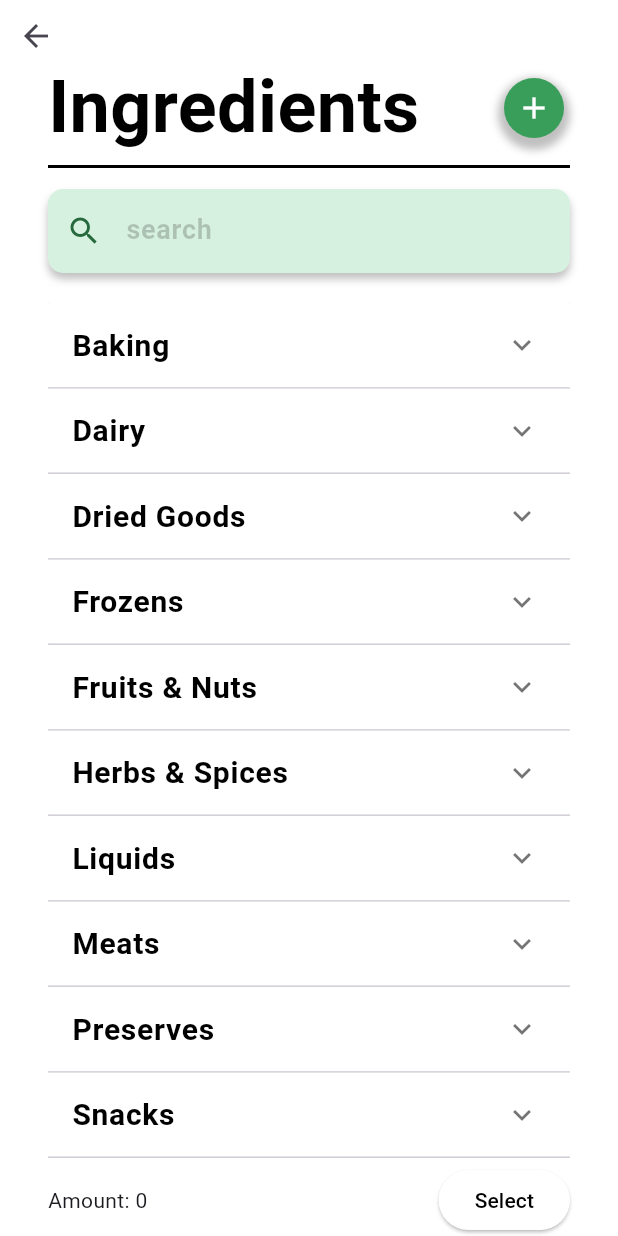
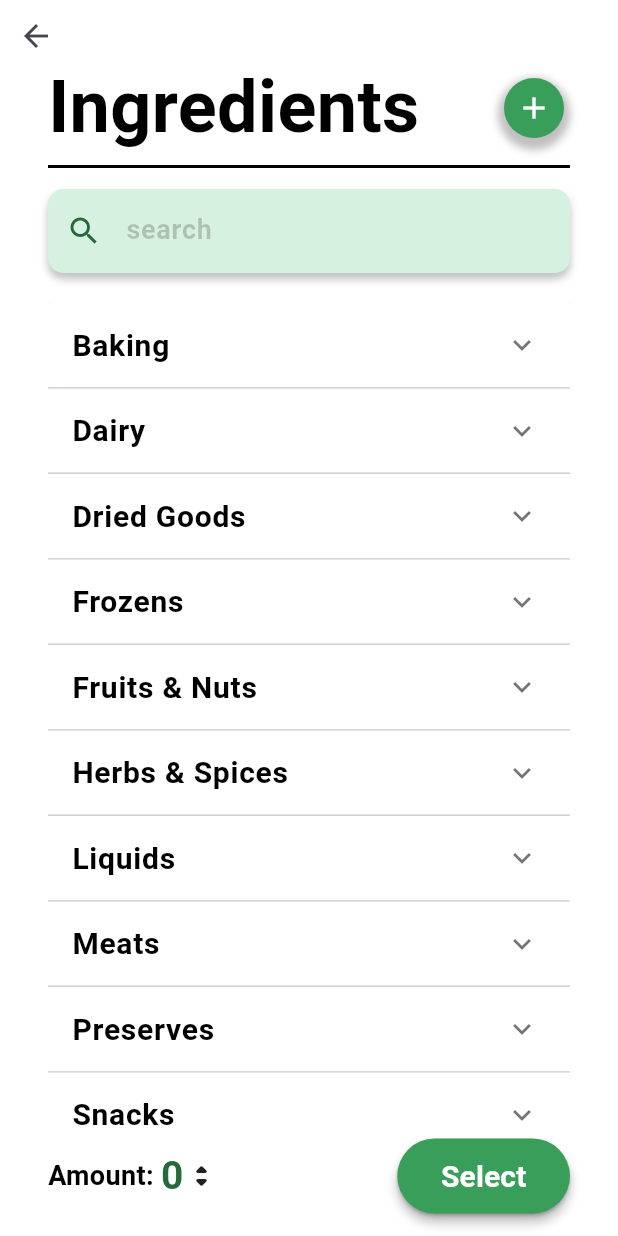
Before and after one commit to Reuben-Shaw/fresh_planner, a Flutter app: the IngredientsPage screen opened directly with empty values, on a phone screen of 412 x 824 dp. Run offline on Flutter 3.47's test engine with Material 3 defaults, Android fonts, the phone set to English and light mode, and no system bars.

Commit message:
More UI Improvements

```diff
--- a/lib/ui/pages/calendar/add_meal_page.dart
+++ b/lib/ui/pages/calendar/add_meal_page.dart
@@ -188,7 +188,9 @@ class _AddMealPageState extends State<AddMealPage> {
                             ],
                           ),
                           SizedBox(height: 15,),
-                          DecoratedBox(
+                          Container(
+                            decoration: AppTextFieldStyles.dropShadow,
+                            child: DecoratedBox(
                               decoration: BoxDecoration(
                                 border: Border.all(
                                   color: Colors.transparent,
@@ -279,6 +281,7 @@ class _AddMealPageState extends State<AddMealPage> {
                                       ],
                                     ),
                                   ],
+                                ),
                               ),
                             ),
                           ),
--- a/lib/ui/pages/shared/ingredients_page.dart
+++ b/lib/ui/pages/shared/ingredients_page.dart
@@ -294,26 +294,55 @@ class _IngredientsPageState extends State<IngredientsPage> {
                               },
                               child: Row(
                                 children: <Widget>[
-                                  Text("Amount: "),
-                                  Text(_selectedIngredient == null ? "0" : _selectedIngredient!.amount.toString()),
-                                  Text(_selectedIngredient == null ? "" : _selectedIngredient!.metric.metricSymbol),
+                                  Text("Amount: ", style: AppTextStyles.largerBold,),
+                                  Text(
+                                    _selectedIngredient == null ? "0" : _selectedIngredient!.amount.toString(),
+                                    style: TextStyle(
+                                      fontSize: 26,
+                                      fontWeight: FontWeight.bold,
+                                      color: Color(0xFF26693C),
+                                    ),
+                                  ),
+                                  Stack(
+                                    children: <Widget>[
+                                      Column(
+                                        children: [
+                                          Icon(
+                                            Icons.arrow_drop_up_rounded,
+                                          ),
+                                          SizedBox(height: 8,),
+                                        ],
+                                      ),
+                                      Column(
+                                        children: [
+                                          SizedBox(height: 8,),
+                                          Icon(
+                                            Icons.arrow_drop_down_rounded,
+                                          ),
+                                        ],
+                                      ),
+                                    ],
+                                  ),
+                                  Text(_selectedIngredient == null ? "" : _selectedIngredient!.metric.metricSymbol, style: AppTextStyles.standardBold),
                                 ],
                               ),
                             ),
-                            ElevatedButton(
-                              onPressed: () {
-                                Navigator.pop(context, _selectedIngredient,);
-                              },
-                              style: ButtonStyle(
-                                backgroundColor: WidgetStateProperty.all<Color>(Colors.white),
-                                foregroundColor: WidgetStateProperty.all<Color>(Colors.black),
-                              ),
-                              child: Text(
-                                "Select",
+                            Container(
+                              decoration: AppButtonStyles.curvedShadow,
+                              child: ElevatedButton(
+                                onPressed: () {
+                                  Navigator.pop(context, _selectedIngredient,);
+                                },
+                                style: AppButtonStyles.mainBackStyle,
+                                child: Text(
+                                  " Select ",
+                                  style: AppButtonStyles.mainTextStyle,
+                                ),
                               ),
                             ),
                           ],
                         ),
+                        SizedBox(height: 15,),
                       ],
                     ),
                   ),
--- a/lib/ui/pages/shared/recipe_page.dart
+++ b/lib/ui/pages/shared/recipe_page.dart
@@ -165,6 +165,7 @@ Widget build(BuildContext context) {
                       GestureDetector(
                         onTap: () async {
                           _isLoading = true;
+                          await Future.delayed(Duration(milliseconds: 50));
                           final result = await Navigator.push(
                             context,
                             MaterialPageRoute(builder: (context) => IngredientsPage(user: widget.user, ingredients: widget.ingredients)),
@@ -180,8 +181,10 @@ Widget build(BuildContext context) {
                             _ingredientCards.sort();
                           });
                         },
-                        child: Text("+ Select Ingredient", style: AppTextStyles.largerBold),
-                      ),
+                        child: Column(
+                          crossAxisAlignment: CrossAxisAlignment.start,
+                          children: <Widget>[
+                            Text("+ Select Ingredient", style: AppTextStyles.largerBold),
                             Row(
                               children: <Widget>[
                                 Text("Cost of Recipe: ", style: AppTextStyles.largerBold),
@@ -193,7 +196,9 @@ Widget build(BuildContext context) {
                                 ),
                               ],
                             ),
-
+                          ],
+                        ),
+                      ),
                       SizedBox(height: 20), // spacing before the static footer
                     ],
                   ),
```
Lines whose indentation alone changed are shown as unchanged.
